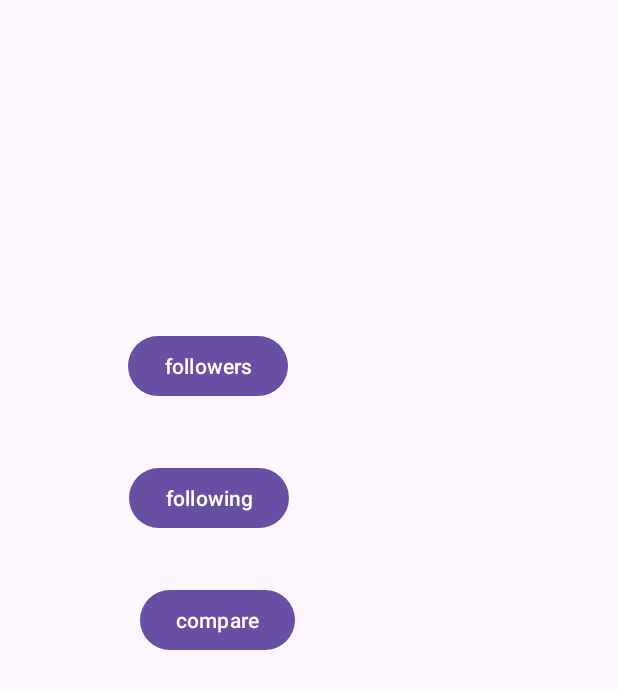
After one commit to EmirPetek/Instagram-UnfollowTracker, an Android app: the layout fragment_home.xml on its own in the app's theme, with its tools: preview values and no code run, on a phone screen of 412 x 824 dp. The commit adds this screen. Shown: the top 689 px of the screen. Run offline under Robolectric (Android 15) with nearby library versions, the phone set to English and light mode, and no system bars.

Commit message:
App fragment created

```diff
--- /dev/null
+++ b/app/src/main/res/layout/fragment_home.xml
@@ -0,0 +1,38 @@
+<?xml version="1.0" encoding="utf-8"?>
+<androidx.constraintlayout.widget.ConstraintLayout xmlns:android="http://schemas.android.com/apk/res/android"
+    xmlns:app="http://schemas.android.com/apk/res-auto"
+    xmlns:tools="http://schemas.android.com/tools"
+    android:layout_width="match_parent"
+    android:layout_height="match_parent"
+    tools:context=".ui.fragment.home.HomeFragment" >
+
+    <Button
+        android:id="@+id/button"
+        android:layout_width="wrap_content"
+        android:layout_height="wrap_content"
+        android:layout_marginStart="85dp"
+        android:layout_marginTop="220dp"
+        android:text="followers"
+        app:layout_constraintStart_toStartOf="parent"
+        app:layout_constraintTop_toTopOf="parent" />
+
+    <Button
+        android:id="@+id/button2"
+        android:layout_width="wrap_content"
+        android:layout_height="wrap_content"
+        android:layout_marginStart="86dp"
+        android:layout_marginTop="40dp"
+        android:text="following"
+        app:layout_constraintStart_toStartOf="parent"
+        app:layout_constraintTop_toBottomOf="@+id/button" />
+
+    <Button
+        android:id="@+id/button3"
+        android:layout_width="wrap_content"
+        android:layout_height="wrap_content"
+        android:layout_marginStart="93dp"
+        android:layout_marginTop="33dp"
+        android:text="compare"
+        app:layout_constraintStart_toStartOf="parent"
+        app:layout_constraintTop_toBottomOf="@+id/button2" />
+</androidx.constraintlayout.widget.ConstraintLayout>
--- a/app/src/main/res/values/strings.xml
+++ b/app/src/main/res/values/strings.xml
@@ -1,3 +1,5 @@
 <resources>
     <string name="app_name">Instagram UnfollowTracker</string>
+    <!-- TODO: Remove or change this placeholder text -->
+    <string name="hello_blank_fragment">Hello blank fragment</string>
 </resources>
--- a/gradle/libs.versions.toml
+++ b/gradle/libs.versions.toml
@@ -9,6 +9,8 @@ appcompat = "1.7.0"
 material = "1.12.0"
 activity = "1.9.2"
 constraintlayout = "2.1.4"
+navigationFragmentKtx = "2.8.2"
+navigationUiKtx = "2.8.2"
 
 [libraries]
 androidx-core-ktx = { group = "androidx.core", name = "core-ktx", version.ref = "coreKtx" }
@@ -19,6 +21,8 @@ androidx-appcompat = { group = "androidx.appcompat", name = "appcompat", version
 material = { group = "com.google.android.material", name = "material", version.ref = "material" }
 androidx-activity = { group = "androidx.activity", name = "activity", version.ref = "activity" }
 androidx-constraintlayout = { group = "androidx.constraintlayout", name = "constraintlayout", version.ref = "constraintlayout" }
+androidx-navigation-fragment-ktx = { group = "androidx.navigation", name = "navigation-fragment-ktx", version.ref = "navigationFragmentKtx" }
+androidx-navigation-ui-ktx = { group = "androidx.navigation", name = "navigation-ui-ktx", version.ref = "navigationUiKtx" }
 
 [plugins]
 android-application = { id = "com.android.application", version.ref = "agp" }
```
Also changed, not shown: app/build.gradle.kts (+8 -0 lines), app/src/main/res/layout/activity_main.xml (+10 -10 lines), app/src/main/res/navigation/nav_graph.xml (added, +13 -0 lines).
